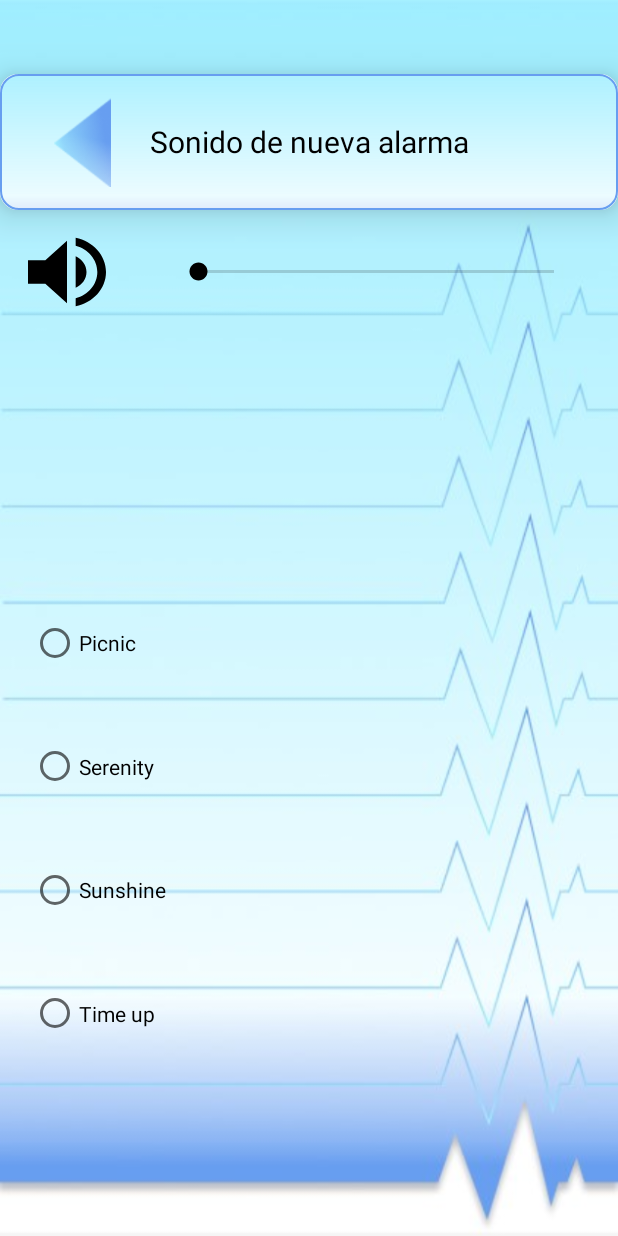
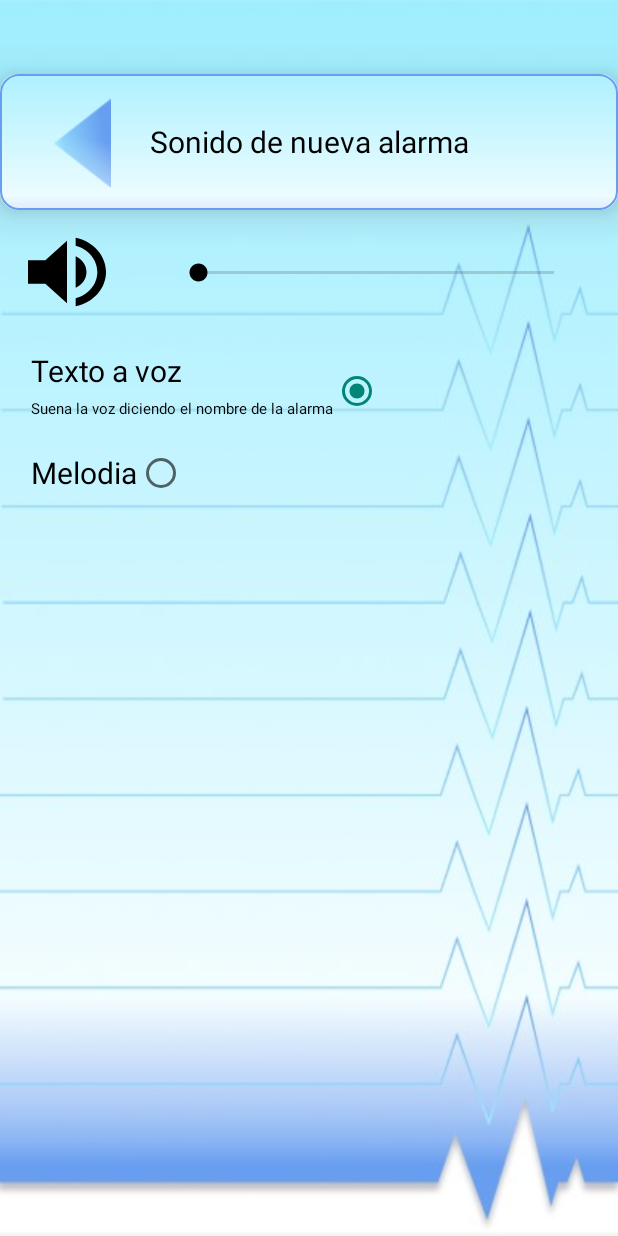
Before and after one commit to PatrickMykoda/amiritmo_mobile, an Android app: the ConfigSound screen opened directly, with no data from a screen before it, on a phone screen of 412 x 824 dp. Run offline under Robolectric (Android 15) with nearby library versions, the phone set to English and light mode, and no system bars.

Commit message:
Melody radio buttons added

```diff
--- a/app/src/main/res/layout-v26/activity_config_alarm.xml
+++ b/app/src/main/res/layout-v26/activity_config_alarm.xml
@@ -45,6 +45,7 @@
         android:elevation="15dp"
         android:scaleType="centerCrop"
         android:text="Cancelar"
+        android:textColor="#000000"
         android:textSize="16sp"
         app:fontFamily="@font/roboto"
         app:layout_constraintBottom_toBottomOf="@id/guideline_cancel_save_bottom"
@@ -60,6 +61,7 @@
         android:elevation="15dp"
         android:scaleType="centerCrop"
         android:text="Guardar"
+        android:textColor="#000000"
         android:textSize="16sp"
         app:fontFamily="@font/roboto"
         app:layout_constraintBottom_toBottomOf="@id/guideline_cancel_save_bottom"
--- a/app/src/main/res/layout/activity_alarms_list.xml
+++ b/app/src/main/res/layout/activity_alarms_list.xml
@@ -43,7 +43,7 @@
         android:gravity="center"
         android:text="Alarmas"
         android:textColor="#000000"
-        android:textSize="60dp"
+        android:textSize="50dp"
         app:fontFamily="@font/roboto"
         android:elevation="15dp"
         android:scaleType="centerCrop"
--- a/app/src/main/res/layout/activity_alarms_of_routine_list.xml
+++ b/app/src/main/res/layout/activity_alarms_of_routine_list.xml
@@ -32,6 +32,7 @@
         android:paddingLeft="15dp"
         android:scaleType="centerCrop"
         android:text="@string/new_routine"
+        android:textColor="#000000"
         app:fontFamily="@font/roboto"
         app:layout_constraintBottom_toBottomOf="@id/guideline_title_bottom"
         app:layout_constraintEnd_toEndOf="parent"
@@ -46,6 +47,7 @@
         android:elevation="15dp"
         android:scaleType="centerCrop"
         android:text="Cancelar"
+        android:textColor="#000000"
         android:textSize="16sp"
         app:fontFamily="@font/roboto"
         app:layout_constraintBottom_toBottomOf="@id/guideline_cancel_save_bottom"
@@ -61,6 +63,7 @@
         android:elevation="15dp"
         android:scaleType="centerCrop"
         android:text="Guardar"
+        android:textColor="#000000"
         android:textSize="16sp"
         app:fontFamily="@font/roboto"
         app:layout_constraintBottom_toBottomOf="@id/guideline_cancel_save_bottom"
@@ -77,8 +80,10 @@
         android:visibility="invisible"
         app:layout_constraintBottom_toBottomOf="parent"
         app:layout_constraintEnd_toEndOf="parent"
+        app:layout_constraintHorizontal_bias="0.0"
         app:layout_constraintStart_toStartOf="parent"
         app:layout_constraintTop_toTopOf="parent"
+        app:layout_constraintVertical_bias="0.0"
         tools:layout="@layout/fragment_name_input" />
 
     <androidx.constraintlayout.widget.Guideline
--- a/app/src/main/res/layout/activity_config_sound.xml
+++ b/app/src/main/res/layout/activity_config_sound.xml
@@ -105,38 +105,45 @@
         android:orientation="horizontal"
         app:layout_constraintGuide_percent="0.47" />
 
+    <RadioGroup
+        android:id="@+id/radioGroupVoiceMelody"
+        android:layout_width="0dp"
+        android:layout_height="0dp"
+        android:orientation="vertical"
+        app:layout_constraintBottom_toBottomOf="@id/guideline_bottom_radio_melodia"
+        app:layout_constraintEnd_toEndOf="@id/guideline_radio_end"
+        app:layout_constraintStart_toStartOf="@id/guideline_radio_start"
+        app:layout_constraintTop_toTopOf="@id/guideline_bottom_sound_setting">
+
         <RadioButton
             android:id="@+id/radioButtonTextoVoz"
-        android:layout_width="0dp"
-        android:layout_height="0dp"
+            android:layout_width="wrap_content"
+            android:layout_height="wrap_content"
             android:layout_gravity="start"
             android:layoutDirection="rtl"
             android:scaleType="centerCrop"
             android:text="@string/text_a_voz"
+            android:textAlignment="textStart"
             android:textColor="#000000"
-        app:fontFamily="@font/roboto"
-        android:textAlignment="textStart"
             android:textSize="30dp"
-        app:layout_constraintBottom_toBottomOf="@id/guideline_bottom_radio_voz"
-        app:layout_constraintEnd_toEndOf="@id/guideline_radio_start"
-        app:layout_constraintStart_toStartOf="@id/guideline_radio_end"
-        app:layout_constraintTop_toTopOf="@id/guideline_bottom_sound_setting" />
+            android:paddingBottom="20dp"
+            android:onClick="voiceClicked"
+            android:checked="true"
+            app:fontFamily="@font/roboto" />
 
         <RadioButton
             android:id="@+id/radioButtonMelodia"
-        android:layout_width="0dp"
-        android:layout_height="0dp"
+            android:layout_width="wrap_content"
+            android:layout_height="wrap_content"
             android:layout_gravity="start"
             android:layoutDirection="rtl"
             android:scaleType="centerCrop"
             android:text="@string/melodia"
+            android:textAlignment="textStart"
             android:textColor="#000000"
-        app:fontFamily="@font/roboto"
-        android:textAlignment="textStart"
-        app:layout_constraintBottom_toBottomOf="@id/guideline_bottom_radio_melodia"
-        app:layout_constraintEnd_toEndOf="@id/guideline_radio_start"
-        app:layout_constraintStart_toStartOf="@id/guideline_radio_end"
-        app:layout_constraintTop_toTopOf="@id/guideline_bottom_radio_voz" />
+            android:onClick="melodyClicked"
+            app:fontFamily="@font/roboto" />
+    </RadioGroup>
 
 
     <RadioButton
@@ -146,6 +153,7 @@
         android:scaleType="centerCrop"
         android:text="Picnic"
         android:textColor="#000000"
+        android:visibility="invisible"
         app:fontFamily="@font/roboto"
         app:layout_constraintBottom_toBottomOf="@id/guideline_bottom_picnic"
         app:layout_constraintEnd_toEndOf="@id/guideline_radio_end"
@@ -159,6 +167,7 @@
         android:scaleType="centerCrop"
         android:text="Serenity"
         android:textColor="#000000"
+        android:visibility="invisible"
         app:fontFamily="@font/roboto"
         app:layout_constraintBottom_toBottomOf="@id/guideline_bottom_serenity"
         app:layout_constraintEnd_toEndOf="@id/guideline_radio_end"
@@ -172,6 +181,7 @@
         android:scaleType="centerCrop"
         android:text="Sunshine"
         android:textColor="#000000"
+        android:visibility="invisible"
         app:fontFamily="@font/roboto"
         app:layout_constraintBottom_toBottomOf="@id/guideline_bottom_sunshine"
         app:layout_constraintEnd_toEndOf="@id/guideline_radio_end"
@@ -185,6 +195,7 @@
         android:scaleType="centerCrop"
         android:text="Time up"
         android:textColor="#000000"
+        android:visibility="invisible"
         app:fontFamily="@font/roboto"
         app:layout_constraintBottom_toBottomOf="@id/guideline_bottom_timeup"
         app:layout_constraintEnd_toEndOf="@id/guideline_radio_end"
--- a/app/src/main/res/layout/activity_main.xml
+++ b/app/src/main/res/layout/activity_main.xml
@@ -43,7 +43,7 @@
         android:gravity="center"
         android:text="Rutinas"
         android:textColor="#000000"
-        android:textSize="60dp"
+        android:textSize="50dp"
         app:fontFamily="@font/roboto"
         android:scaleType="centerCrop"
         app:layout_constraintEnd_toEndOf="parent"
--- a/app/src/main/res/values/strings.xml
+++ b/app/src/main/res/values/strings.xml
@@ -4,8 +4,8 @@
     <string name="new_alarm"><font size="30">Nueva Alarma</font>\n\<font size="15">editar nombre</font></string>
     <string name="sound"><font size="30">Sonido</font></string>
     <string name="sound_new_alarm"><font size="20">Sonido de nueva alarma</font></string>
-    <string name="melodia"><font size="30">Melodia</font></string>
-    <string name="text_a_voz"><font size="30">Texto a voz</font>\n\<font size="15">Suena la voz diciendo el nombre de la alarma</font></string>
+    <string name="melodia"><font size="20">Melodia</font></string>
+    <string name="text_a_voz"><font size="20">Texto a voz</font>\n\<font size="10">Suena la voz diciendo el nombre de la alarma</font></string>
     <!-- TODO: Remove or change this placeholder text -->
     <string name="hello_blank_fragment">Hello blank fragment</string>
 </resources>
```
Also changed, not shown: app/src/main/java/com/example/amiritmo/ConfigAlarm.java (+14 -0 lines), app/src/main/java/com/example/amiritmo/ConfigSound.java (+27 -0 lines). Lines whose indentation alone changed are shown as unchanged.
